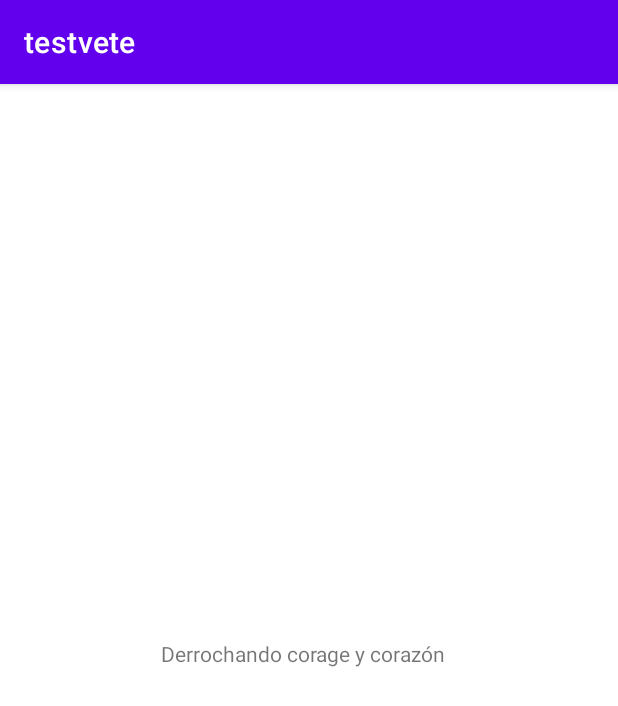
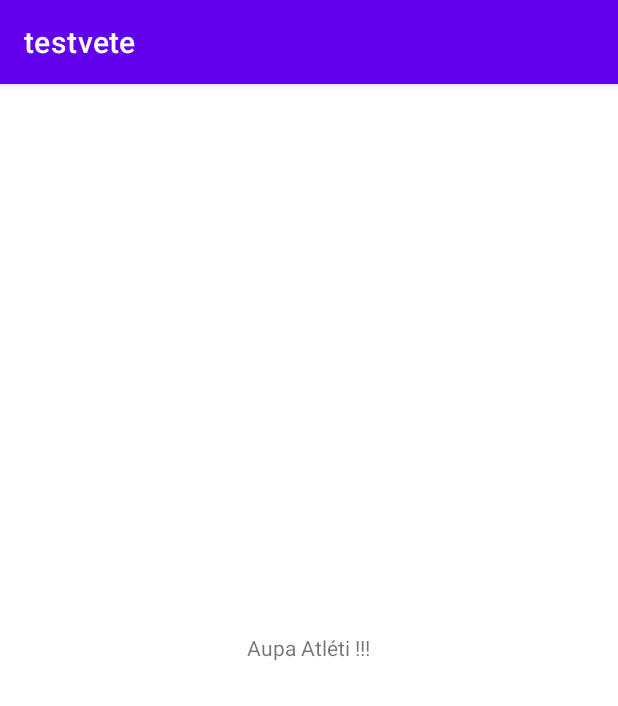
Before and after one commit to jmoralesUFV/TestVete2, an Android app: the screen it shows after launch (MainActivity), on a phone screen of 412 x 824 dp. Shown: the top 706 px of the screen. Run offline under Robolectric (Android 15) with nearby library versions, the phone set to English and light mode, and no system bars.

Commit message:
Cambiado el mensaje del activity main

```diff
--- a/app/src/main/res/layout/activity_main.xml
+++ b/app/src/main/res/layout/activity_main.xml
@@ -7,9 +7,9 @@
     tools:context=".MainActivity">
 
     <TextView
-        android:layout_width="198dp"
-        android:layout_height="28dp"
-        android:text="Derrochando corage y corazón"
+        android:layout_width="83dp"
+        android:layout_height="36dp"
+        android:text="Aupa Atléti !!!"
         app:layout_constraintBottom_toBottomOf="parent"
         app:layout_constraintEnd_toEndOf="parent"
         app:layout_constraintStart_toStartOf="parent"
```
